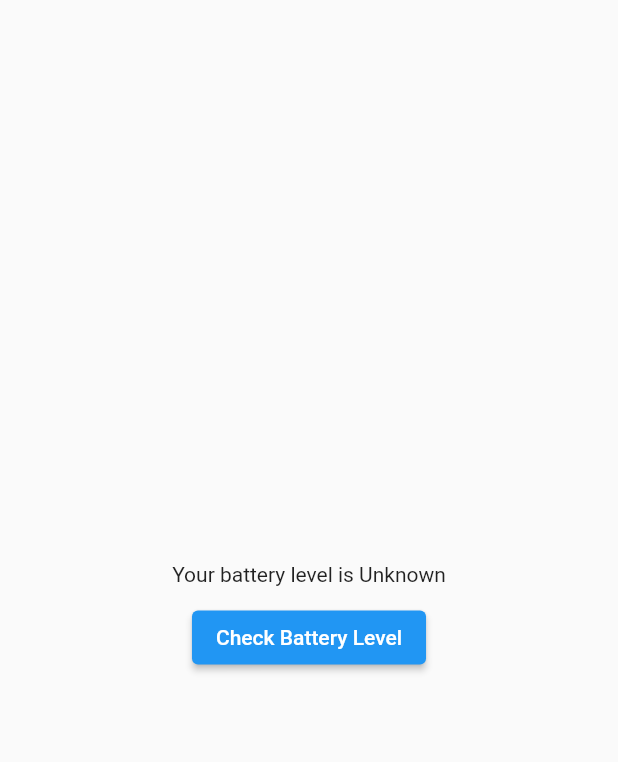
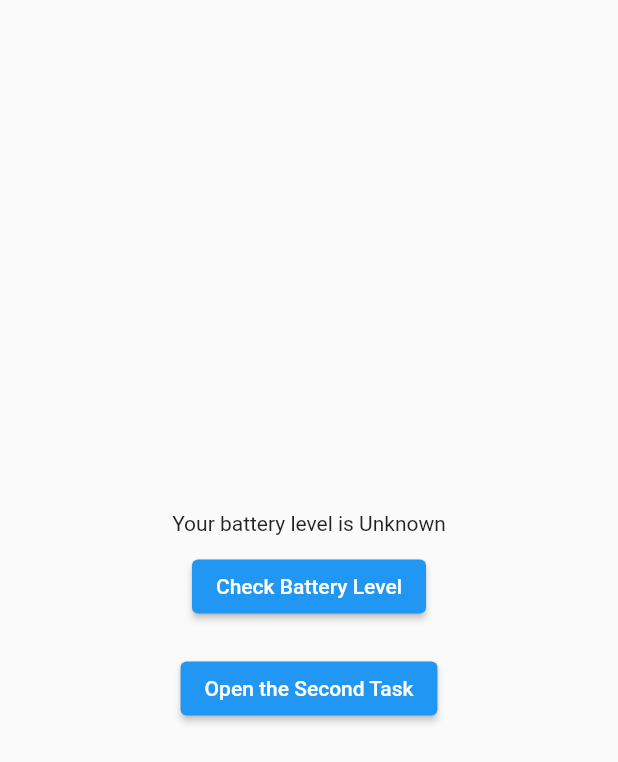
Before and after one commit to ulvinasirli99/UCoderTask, a Flutter app: the BatteryStatusScreen screen opened directly, on a phone screen of 412 x 824 dp. Shown: the top 762 px of the screen. Run offline on Flutter 3.47's test engine with Material 2 defaults, Android fonts, the phone set to English and light mode, and no system bars.

Commit message:
addedd second page

```diff
--- a/lib/main.dart
+++ b/lib/main.dart
@@ -1,4 +1,5 @@
 import 'package:flutter/material.dart';
+import 'package:ucoders_task/screens/batteryStatus_screen.dart';
 import 'package:ucoders_task/screens/sound_screen.dart';
 
 void main() {
@@ -17,7 +18,7 @@ class MyApp extends StatelessWidget {
       theme: ThemeData(
         primarySwatch: Colors.blue,
       ),
-      home: SoundScreen(),
+      home: BatteryStatusScreen(),
     );
   }
 }
--- a/lib/screens/batteryStatus_screen.dart
+++ b/lib/screens/batteryStatus_screen.dart
@@ -1,6 +1,7 @@
 import 'package:flutter/material.dart';
 import 'dart:async';
 import 'package:flutter/services.dart';
+import 'package:ucoders_task/screens/sound_screen.dart';
 
 class BatteryStatusScreen extends StatefulWidget {
   const BatteryStatusScreen({super.key});
@@ -12,6 +13,7 @@ class BatteryStatusScreen extends StatefulWidget {
 class _BatteryStatusScreenState extends State<BatteryStatusScreen> {
   String _batteryLevel = 'Unknown';
   MethodChannel platform = MethodChannel('uCoders/battery');
+
   @override
   Widget build(BuildContext context) {
     return Scaffold(
@@ -19,13 +21,26 @@ class _BatteryStatusScreenState extends State<BatteryStatusScreen> {
         child: Column(
           mainAxisAlignment: MainAxisAlignment.center,
           children: [
-            Text('Your battery level is $_batteryLevel',textAlign: TextAlign.center,),
+            Text(
+              'Your battery level is $_batteryLevel',
+              textAlign: TextAlign.center,
+            ),
             SizedBox(
               height: 10,
             ),
             ElevatedButton(
-             onPressed: _getBatteryLevel,
+              onPressed: _getBatteryLevel,
               child: Text("Check Battery Level"),
+            ),
+            SizedBox(
+              height: 20,
+            ),
+            ElevatedButton(
+              onPressed: () {
+                Navigator.push(context,
+                    MaterialPageRoute(builder: (context) => SoundScreen()));
+              },
+              child: Text("Open the Second Task"),
             ),
           ],
         ),
```
Also changed, not shown: lib/test.dart (deleted, +0 -85 lines).
